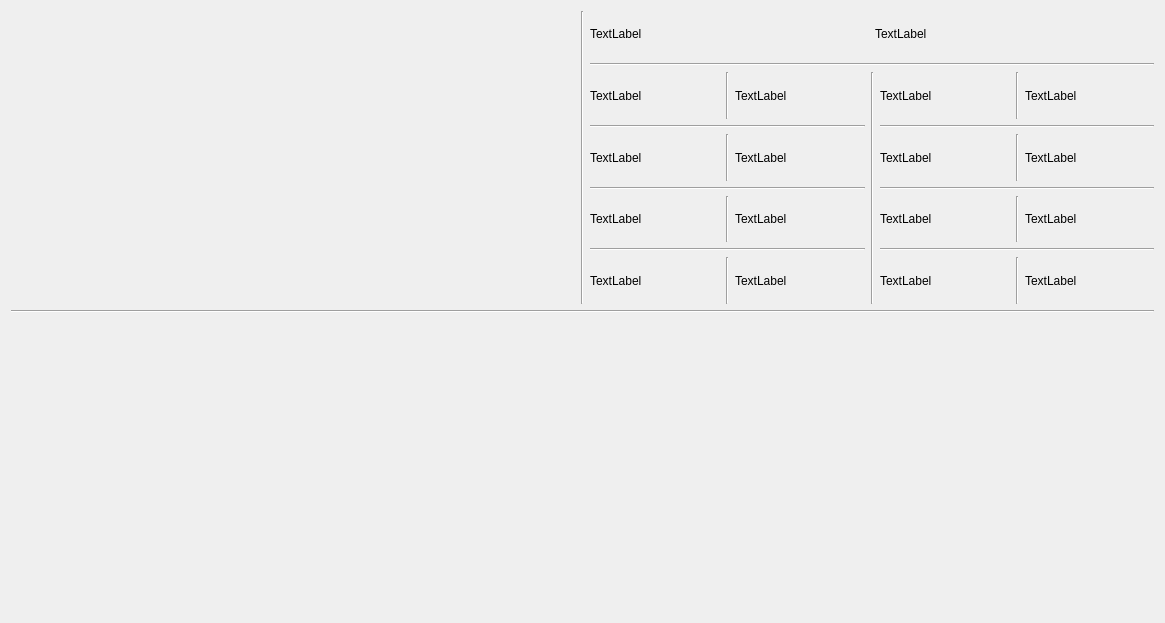
The window that src/ATICCO/ATTICOEXE/uiFiles/MainComponentViewTemplate.ui (KonradMaroszek/An-application-that-identifies-computer-components---ATICCO) describes before a commit, drawn with Qt 5.
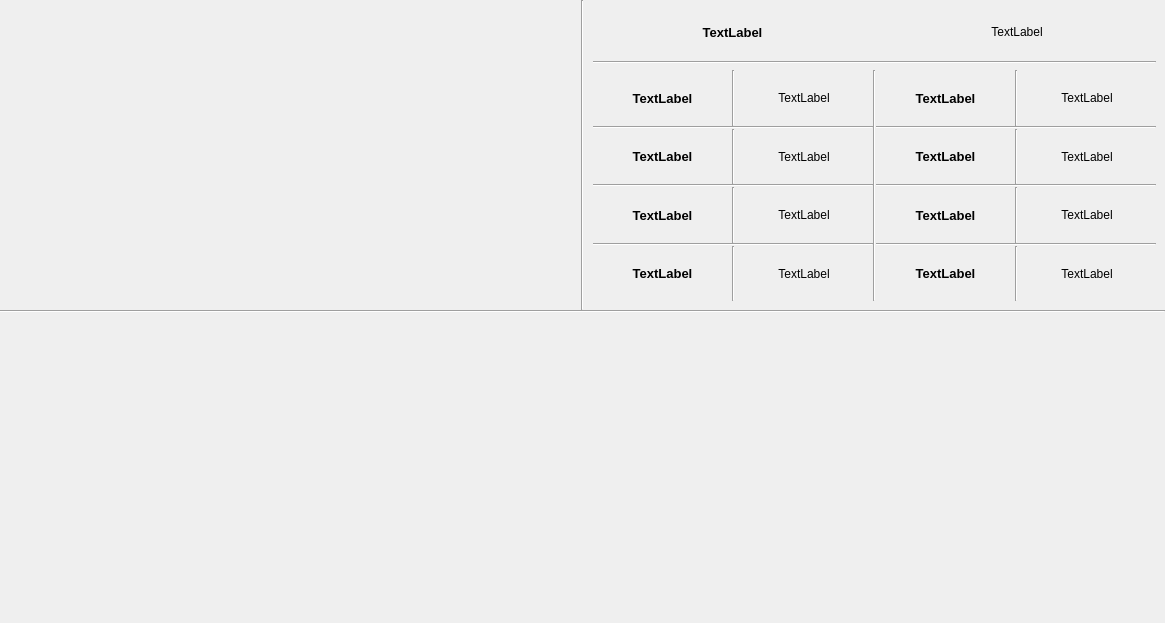
The same window after the commit.

```diff
--- a/src/ATICCO/ATTICOEXE/uiFiles/MainComponentViewTemplate.ui
+++ b/src/ATICCO/ATTICOEXE/uiFiles/MainComponentViewTemplate.ui
@@ -14,13 +14,53 @@
    <string>Form</string>
   </property>
   <layout class="QVBoxLayout" name="verticalLayout">
+   <property name="spacing">
+    <number>0</number>
+   </property>
+   <property name="leftMargin">
+    <number>0</number>
+   </property>
+   <property name="topMargin">
+    <number>0</number>
+   </property>
+   <property name="rightMargin">
+    <number>0</number>
+   </property>
+   <property name="bottomMargin">
+    <number>0</number>
+   </property>
    <item>
-    <layout class="QVBoxLayout" name="componentMainVerticalLayout" stretch="485,30,485">
+    <layout class="QVBoxLayout" name="componentMainVerticalLayout" stretch="50,0,50">
+     <property name="spacing">
+      <number>0</number>
+     </property>
      <item>
-      <layout class="QHBoxLayout" name="componentTopHorizontalLayout">
+      <layout class="QHBoxLayout" name="componentTopHorizontalLayout" stretch="50,0,50">
+       <property name="spacing">
+        <number>0</number>
+       </property>
+       <property name="sizeConstraint">
+        <enum>QLayout::SetDefaultConstraint</enum>
+       </property>
        <item>
         <widget class="QWidget" name="leftTopWidget" native="true">
-         <layout class="QVBoxLayout" name="verticalLayout_3"/>
+         <layout class="QVBoxLayout" name="verticalLayout_3">
+          <property name="spacing">
+           <number>6</number>
+          </property>
+          <property name="leftMargin">
+           <number>9</number>
+          </property>
+          <property name="topMargin">
+           <number>9</number>
+          </property>
+          <property name="rightMargin">
+           <number>9</number>
+          </property>
+          <property name="bottomMargin">
+           <number>9</number>
+          </property>
+         </layout>
         </widget>
        </item>
        <item>
@@ -32,15 +72,46 @@
        </item>
        <item>
         <layout class="QHBoxLayout" name="componentTopRightHorizontalLayout" stretch="0">
+         <property name="spacing">
+          <number>0</number>
+         </property>
          <item>
           <layout class="QVBoxLayout" name="componentDescriptionVerticalLayout" stretch="20,0,100">
+           <property name="spacing">
+            <number>6</number>
+           </property>
+           <property name="leftMargin">
+            <number>9</number>
+           </property>
+           <property name="topMargin">
+            <number>9</number>
+           </property>
+           <property name="rightMargin">
+            <number>9</number>
+           </property>
+           <property name="bottomMargin">
+            <number>9</number>
+           </property>
            <item>
-            <layout class="QHBoxLayout" name="componentTitleHorizontalLayout" stretch="0,0">
+            <layout class="QHBoxLayout" name="componentTitleHorizontalLayout" stretch="50,50">
              <item>
               <widget class="QLabel" name="titleLabelLeft">
+               <property name="font">
+                <font>
+                 <pointsize>10</pointsize>
+                 <weight>75</weight>
+                 <bold>true</bold>
+                </font>
+               </property>
                <property name="text">
                 <string>TextLabel</string>
                </property>
+               <property name="alignment">
+                <set>Qt::AlignCenter</set>
+               </property>
+               <property name="wordWrap">
+                <bool>true</bool>
+               </property>
               </widget>
              </item>
              <item>
@@ -48,6 +119,12 @@
                <property name="text">
                 <string>TextLabel</string>
                </property>
+               <property name="alignment">
+                <set>Qt::AlignCenter</set>
+               </property>
+               <property name="wordWrap">
+                <bool>true</bool>
+               </property>
               </widget>
              </item>
             </layout>
@@ -60,16 +137,35 @@
             </widget>
            </item>
            <item>
-            <layout class="QHBoxLayout" name="componentDescriptionInternalHorizontalLayout">
+            <layout class="QHBoxLayout" name="componentDescriptionInternalHorizontalLayout" stretch="50,0,50">
+             <property name="spacing">
+              <number>0</number>
+             </property>
              <item>
               <layout class="QVBoxLayout" name="componentDescriptionInternalVerticalLayout">
+               <property name="spacing">
+                <number>0</number>
+               </property>
                <item>
-                <layout class="QHBoxLayout" name="firstLabelHorizontalLayout">
+                <layout class="QHBoxLayout" name="firstLabelHorizontalLayout" stretch="50,0,50">
                  <item>
                   <widget class="QLabel" name="firstLeftLabel">
+                   <property name="font">
+                    <font>
+                     <pointsize>10</pointsize>
+                     <weight>75</weight>
+                     <bold>true</bold>
+                    </font>
+                   </property>
                    <property name="text">
                     <string>TextLabel</string>
                    </property>
+                   <property name="alignment">
+                    <set>Qt::AlignCenter</set>
+                   </property>
+                   <property name="wordWrap">
+                    <bool>true</bool>
+                   </property>
                   </widget>
                  </item>
                  <item>
@@ -84,6 +180,12 @@
                    <property name="text">
                     <string>TextLabel</string>
                    </property>
+                   <property name="alignment">
+                    <set>Qt::AlignCenter</set>
+                   </property>
+                   <property name="wordWrap">
+                    <bool>true</bool>
+                   </property>
                   </widget>
                  </item>
                 </layout>
@@ -96,12 +198,25 @@
                 </widget>
                </item>
                <item>
-                <layout class="QHBoxLayout" name="secondLabelHorizontalLayout">
+                <layout class="QHBoxLayout" name="secondLabelHorizontalLayout" stretch="50,0,50">
                  <item>
                   <widget class="QLabel" name="secondLeftLabel">
+                   <property name="font">
+                    <font>
+                     <pointsize>10</pointsize>
+                     <weight>75</weight>
+                     <bold>true</bold>
+                    </font>
+                   </property>
                    <property name="text">
                     <string>TextLabel</string>
                    </property>
+                   <property name="alignment">
+                    <set>Qt::AlignCenter</set>
+                   </property>
+                   <property name="wordWrap">
+                    <bool>true</bool>
+                   </property>
                   </widget>
                  </item>
                  <item>
@@ -116,6 +231,12 @@
                    <property name="text">
                     <string>TextLabel</string>
                    </property>
+                   <property name="alignment">
+                    <set>Qt::AlignCenter</set>
+                   </property>
+                   <property name="wordWrap">
+                    <bool>true</bool>
+                   </property>
                   </widget>
                  </item>
                 </layout>
@@ -128,12 +249,25 @@
                 </widget>
                </item>
                <item>
-                <layout class="QHBoxLayout" name="thirdLabelHorizontalLayout">
+                <layout class="QHBoxLayout" name="thirdLabelHorizontalLayout" stretch="50,0,50">
                  <item>
                   <widget class="QLabel" name="thirdLeftLabel">
+                   <property name="font">
+                    <font>
+                     <pointsize>10</pointsize>
+                     <weight>75</weight>
+                     <bold>true</bold>
+                    </font>
+                   </property>
                    <property name="text">
                     <string>TextLabel</string>
                    </property>
+                   <property name="alignment">
+                    <set>Qt::AlignCenter</set>
+                   </property>
+                   <property name="wordWrap">
+                    <bool>true</bool>
+                   </property>
                   </widget>
                  </item>
                  <item>
@@ -148,6 +282,12 @@
                    <property name="text">
                     <string>TextLabel</string>
                    </property>
+                   <property name="alignment">
+                    <set>Qt::AlignCenter</set>
+                   </property>
+                   <property name="wordWrap">
+                    <bool>true</bool>
+                   </property>
                   </widget>
                  </item>
                 </layout>
@@ -160,12 +300,25 @@
                 </widget>
                </item>
                <item>
-                <layout class="QHBoxLayout" name="fourthLabelHorizontalLayout">
+                <layout class="QHBoxLayout" name="fourthLabelHorizontalLayout" stretch="50,0,50">
                  <item>
                   <widget class="QLabel" name="fourthLeftLabel">
+                   <property name="font">
+                    <font>
+                     <pointsize>10</pointsize>
+                     <weight>75</weight>
+                     <bold>true</bold>
+                    </font>
+                   </property>
                    <property name="text">
                     <string>TextLabel</string>
                    </property>
+                   <property name="alignment">
+                    <set>Qt::AlignCenter</set>
+                   </property>
+                   <property name="wordWrap">
+                    <bool>true</bool>
+                   </property>
                   </widget>
                  </item>
                  <item>
@@ -180,6 +333,12 @@
                    <property name="text">
                     <string>TextLabel</string>
                    </property>
+                   <property name="alignment">
+                    <set>Qt::AlignCenter</set>
+                   </property>
+                   <property name="wordWrap">
+                    <bool>true</bool>
+                   </property>
                   </widget>
                  </item>
                 </layout>
@@ -195,13 +354,29 @@
              </item>
              <item>
               <layout class="QVBoxLayout" name="componentDescriptionInternalVerticalLayout_2">
+               <property name="spacing">
+                <number>0</number>
+               </property>
                <item>
-                <layout class="QHBoxLayout" name="fifthLabelHorizontalLayout">
+                <layout class="QHBoxLayout" name="fifthLabelHorizontalLayout" stretch="50,0,50">
                  <item>
                   <widget class="QLabel" name="fifthLeftLabel">
+                   <property name="font">
+                    <font>
+                     <pointsize>10</pointsize>
+                     <weight>75</weight>
+                     <bold>true</bold>
+                    </font>
+                   </property>
                    <property name="text">
                     <string>TextLabel</string>
                    </property>
+                   <property name="alignment">
+                    <set>Qt::AlignCenter</set>
+                   </property>
+                   <property name="wordWrap">
+                    <bool>true</bool>
+                   </property>
                   </widget>
                  </item>
                  <item>
@@ -216,6 +391,12 @@
                    <property name="text">
                     <string>TextLabel</string>
                    </property>
+                   <property name="alignment">
+                    <set>Qt::AlignCenter</set>
+                   </property>
+                   <property name="wordWrap">
+                    <bool>true</bool>
+                   </property>
                   </widget>
                  </item>
                 </layout>
@@ -228,12 +409,25 @@
                 </widget>
                </item>
                <item>
-                <layout class="QHBoxLayout" name="sixthLabelHorizontalLayout">
+                <layout class="QHBoxLayout" name="sixthLabelHorizontalLayout" stretch="50,0,50">
                  <item>
                   <widget class="QLabel" name="sixthLeftLabel">
+                   <property name="font">
+                    <font>
+                     <pointsize>10</pointsize>
+                     <weight>75</weight>
+                     <bold>true</bold>
+                    </font>
+                   </property>
                    <property name="text">
                     <string>TextLabel</string>
                    </property>
+                   <property name="alignment">
+                    <set>Qt::AlignCenter</set>
+                   </property>
+                   <property name="wordWrap">
+                    <bool>true</bool>
+                   </property>
                   </widget>
                  </item>
                  <item>
@@ -248,6 +442,12 @@
                    <property name="text">
                     <string>TextLabel</string>
                    </property>
+                   <property name="alignment">
+                    <set>Qt::AlignCenter</set>
+                   </property>
+                   <property name="wordWrap">
+                    <bool>true</bool>
+                   </property>
                   </widget>
                  </item>
                 </layout>
@@ -260,12 +460,25 @@
                 </widget>
                </item>
                <item>
-                <layout class="QHBoxLayout" name="seventhLabelHorizontalLayout">
+                <layout class="QHBoxLayout" name="seventhLabelHorizontalLayout" stretch="50,0,50">
                  <item>
                   <widget class="QLabel" name="seventhLeftLayout">
+                   <property name="font">
+                    <font>
+                     <pointsize>10</pointsize>
+                     <weight>75</weight>
+                     <bold>true</bold>
+                    </font>
+                   </property>
                    <property name="text">
                     <string>TextLabel</string>
                    </property>
+                   <property name="alignment">
+                    <set>Qt::AlignCenter</set>
+                   </property>
+                   <property name="wordWrap">
+                    <bool>true</bool>
+                   </property>
                   </widget>
                  </item>
                  <item>
@@ -280,6 +493,12 @@
                    <property name="text">
                     <string>TextLabel</string>
                    </property>
+                   <property name="alignment">
+                    <set>Qt::AlignCenter</set>
+                   </property>
+                   <property name="wordWrap">
+                    <bool>true</bool>
+                   </property>
                   </widget>
                  </item>
                 </layout>
@@ -292,12 +511,25 @@
                 </widget>
                </item>
                <item>
-                <layout class="QHBoxLayout" name="eighthLabelHorizontalLayout">
+                <layout class="QHBoxLayout" name="eighthLabelHorizontalLayout" stretch="50,0,50">
                  <item>
                   <widget class="QLabel" name="eighthLeftLabel">
+                   <property name="font">
+                    <font>
+                     <pointsize>10</pointsize>
+                     <weight>75</weight>
+                     <bold>true</bold>
+                    </font>
+                   </property>
                    <property name="text">
                     <string>TextLabel</string>
                    </property>
+                   <property name="alignment">
+                    <set>Qt::AlignCenter</set>
+                   </property>
+                   <property name="wordWrap">
+                    <bool>true</bool>
+                   </property>
                   </widget>
                  </item>
                  <item>
@@ -312,6 +544,12 @@
                    <property name="text">
                     <string>TextLabel</string>
                    </property>
+                   <property name="alignment">
+                    <set>Qt::AlignCenter</set>
+                   </property>
+                   <property name="wordWrap">
+                    <bool>true</bool>
+                   </property>
                   </widget>
                  </item>
                 </layout>
@@ -328,6 +566,9 @@
      </item>
      <item>
       <layout class="QHBoxLayout" name="componentMiddleHorizontalLayout">
+       <property name="spacing">
+        <number>0</number>
+       </property>
        <item>
         <widget class="Line" name="line_7">
          <property name="orientation">
@@ -339,9 +580,28 @@
      </item>
      <item>
       <layout class="QHBoxLayout" name="componentBottomHorizontalLayout">
+       <property name="spacing">
+        <number>0</number>
+       </property>
        <item>
         <widget class="QWidget" name="bottomWidget" native="true">
-         <layout class="QVBoxLayout" name="verticalLayout_4"/>
+         <layout class="QVBoxLayout" name="verticalLayout_4">
+          <property name="spacing">
+           <number>0</number>
+          </property>
+          <property name="leftMargin">
+           <number>0</number>
+          </property>
+          <property name="topMargin">
+           <number>0</number>
+          </property>
+          <property name="rightMargin">
+           <number>0</number>
+          </property>
+          <property name="bottomMargin">
+           <number>0</number>
+          </property>
+         </layout>
         </widget>
        </item>
       </layout>
```
